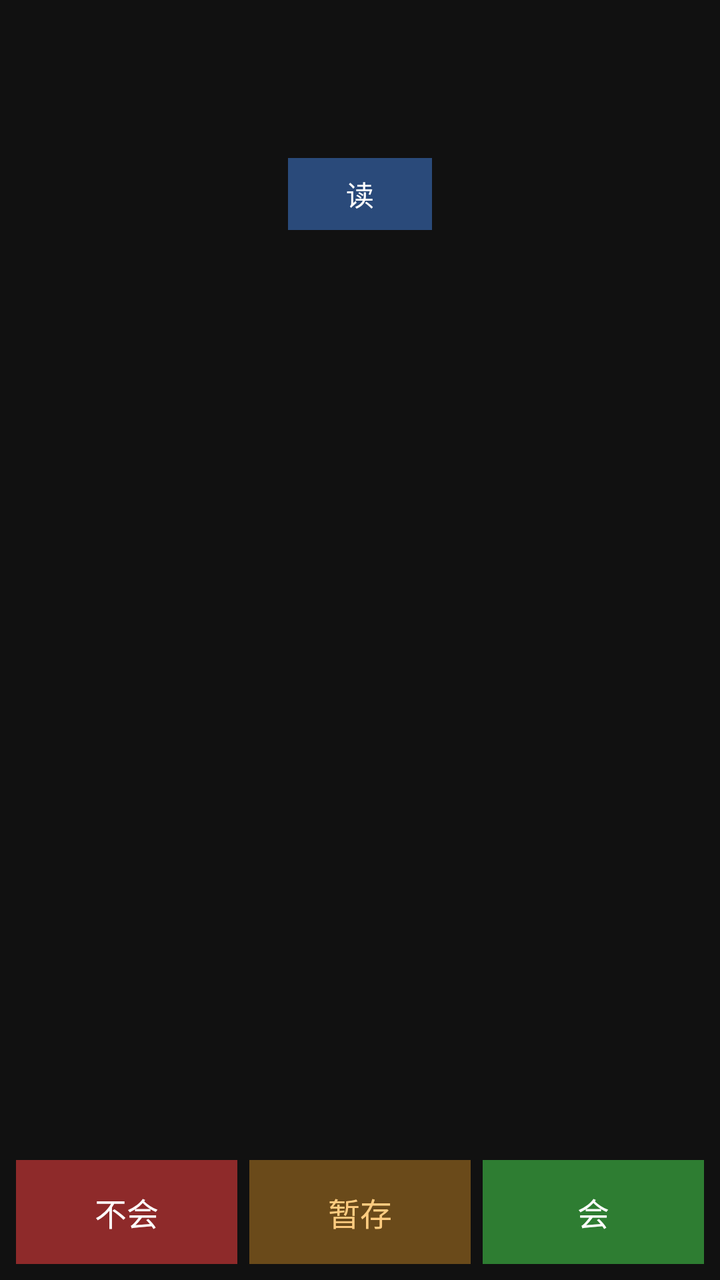
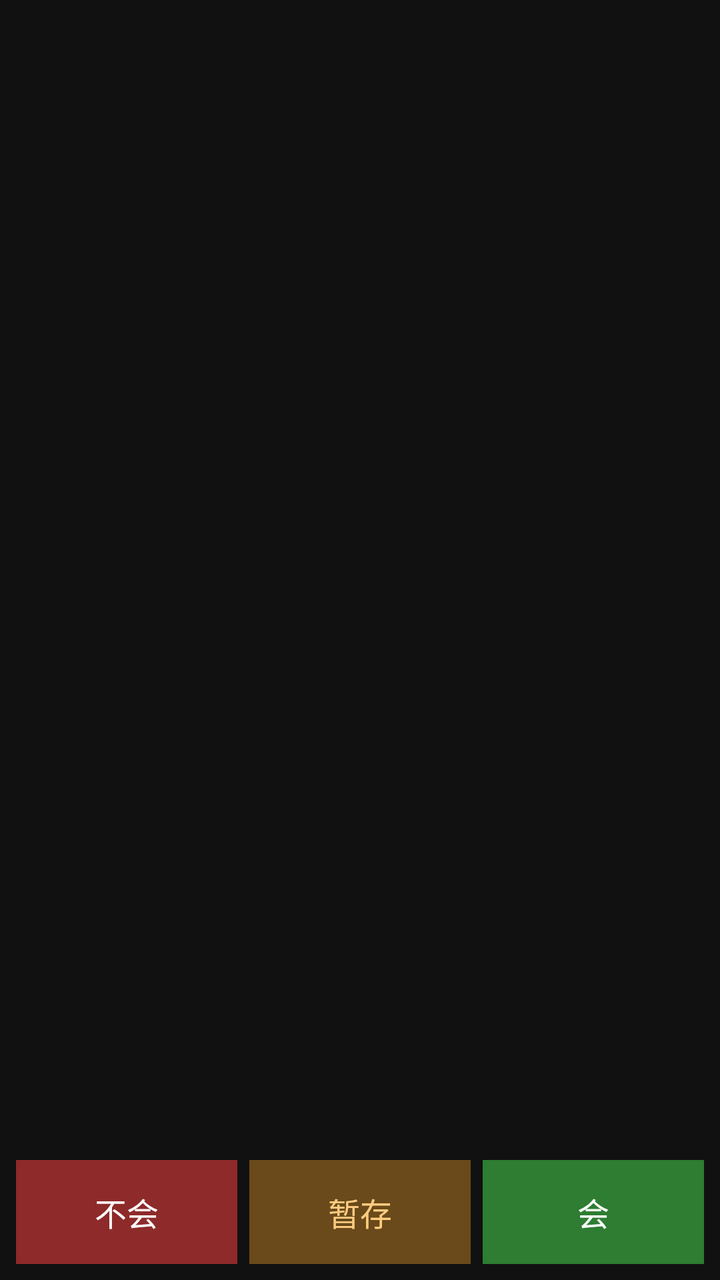

Compare the two renders of this Android layout. The source of the first and the diff that turns it into the second are given below.
<!-- AndroidManifest.xml: application theme AppTheme -->
<!-- res/layout/activity_detail.xml -->
<?xml version="1.0" encoding="utf-8"?>
<LinearLayout xmlns:android="http://schemas.android.com/apk/res/android"
    android:layout_width="match_parent"
    android:layout_height="match_parent"
    android:background="@color/bg"
    android:orientation="vertical"
    android:padding="8dp">

    <TextView
        android:id="@+id/wordText"
        android:layout_width="match_parent"
        android:layout_height="wrap_content"
        android:gravity="center"
        android:textColor="@color/word"
        android:textSize="34sp"
        android:textStyle="bold" />

    <TextView
        android:id="@+id/phonetic"
        android:layout_width="match_parent"
        android:layout_height="wrap_content"
        android:gravity="center"
        android:textColor="@color/text_dim"
        android:textSize="16sp" />

    <Button
        android:id="@+id/btnSpeak"
        android:layout_width="wrap_content"
        android:layout_height="36dp"
        android:layout_gravity="center_horizontal"
        android:layout_marginTop="4dp"
        android:background="@drawable/btn_next"
        android:minWidth="72dp"
        android:paddingLeft="14dp"
        android:paddingRight="14dp"
        android:text="@string/btn_speak"
        android:textColor="@color/word"
        android:textSize="14sp" />

    <TextView
        android:id="@+id/stashBadge"
        android:layout_width="wrap_content"
        android:layout_height="wrap_content"
        android:layout_gravity="center_horizontal"
        android:layout_marginTop="2dp"
        android:background="@drawable/btn_stash"
        android:paddingLeft="8dp"
        android:paddingRight="8dp"
        android:paddingTop="2dp"
        android:paddingBottom="2dp"
        android:text="@string/badge_stash"
        android:textColor="@color/stash_text"
        android:textSize="12sp"
        android:visibility="gone" />

    <ScrollView
        android:layout_width="match_parent"
        android:layout_height="0dp"
        android:layout_marginTop="8dp"
        android:layout_weight="1">

        <LinearLayout
            android:layout_width="match_parent"
            android:layout_height="wrap_content"
            android:orientation="vertical">

            <TextView
                android:id="@+id/trans"
                android:layout_width="match_parent"
                android:layout_height="wrap_content"
                android:gravity="left|top"
                android:textColor="@color/text"
                android:textSize="20sp" />

            <TextView
                android:id="@+id/exampleEn"
                android:layout_width="match_parent"
                android:layout_height="wrap_content"
                android:layout_marginTop="8dp"
                android:gravity="left|top"
                android:textColor="@color/text"
                android:textSize="16sp" />

            <TextView
                android:id="@+id/exampleCn"
                android:layout_width="match_parent"
                android:layout_height="wrap_content"
                android:layout_marginTop="4dp"
                android:gravity="left|top"
                android:textColor="@color/text_dim"
                android:textSize="16sp" />
        </LinearLayout>
    </ScrollView>

    <LinearLayout
        android:layout_width="match_parent"
        android:layout_height="52dp"
        android:layout_marginTop="10dp"
        android:orientation="horizontal">

        <Button
            android:id="@+id/btnUnknown"
            android:layout_width="0dp"
            android:layout_height="match_parent"
            android:layout_marginRight="3dp"
            android:layout_weight="1"
            android:background="@drawable/btn_unknown"
            android:text="@string/btn_unknown"
            android:textColor="@color/word"
            android:textSize="16sp" />

        <Button
            android:id="@+id/btnStash"
            android:layout_width="0dp"
            android:layout_height="match_parent"
            android:layout_marginLeft="3dp"
            android:layout_marginRight="3dp"
            android:layout_weight="1"
            android:background="@drawable/btn_stash"
            android:text="@string/btn_stash"
            android:textColor="@color/stash_text"
            android:textSize="16sp" />

        <Button
            android:id="@+id/btnKnow"
            android:layout_width="0dp"
            android:layout_height="match_parent"
            android:layout_marginLeft="3dp"
            android:layout_weight="1"
            android:background="@drawable/btn_know"
            android:text="@string/btn_know"
            android:textColor="@color/word"
            android:textSize="16sp" />
    </LinearLayout>
</LinearLayout>
<!-- resources referenced by this layout -->
<resources>
  <color name="bg">#FF111111</color>
  <color name="stash_text">#FFFFCC80</color>
  <color name="text">#FFEEEEEE</color>
  <color name="text_dim">#FF9A9A9A</color>
  <color name="word">#FFFFFFFF</color>
  <!-- drawable btn_know (drawable) -->
  <?xml version="1.0" encoding="utf-8"?>
  <selector xmlns:android="http://schemas.android.com/apk/res/android">
      <item android:state_pressed="true">
          <shape android:shape="rectangle">
              <solid android:color="#FF43A047" />
          </shape>
      </item>
      <item android:state_focused="true">
          <shape android:shape="rectangle">
              <solid android:color="#FF388E3C" />
          </shape>
      </item>
      <item>
          <shape android:shape="rectangle">
              <solid android:color="#FF2E7D32" />
          </shape>
      </item>
  </selector>
  <!-- drawable btn_next (drawable) -->
  <?xml version="1.0" encoding="utf-8"?>
  <selector xmlns:android="http://schemas.android.com/apk/res/android">
      <item android:state_pressed="true">
          <shape android:shape="rectangle">
              <solid android:color="#FF3D6AAD" />
          </shape>
      </item>
      <item android:state_focused="true">
          <shape android:shape="rectangle">
              <solid android:color="#FF355A96" />
          </shape>
      </item>
      <item>
          <shape android:shape="rectangle">
              <solid android:color="#FF2A4A7A" />
          </shape>
      </item>
  </selector>
  <!-- drawable btn_stash (drawable) -->
  <?xml version="1.0" encoding="utf-8"?>
  <selector xmlns:android="http://schemas.android.com/apk/res/android">
      <item android:state_pressed="true">
          <shape android:shape="rectangle">
              <solid android:color="#FF8D6E1A" />
          </shape>
      </item>
      <item android:state_focused="true">
          <shape android:shape="rectangle">
              <solid android:color="#FF7A5A18" />
          </shape>
      </item>
      <item>
          <shape android:shape="rectangle">
              <solid android:color="#FF6A4A1A" />
          </shape>
      </item>
  </selector>
  <!-- drawable btn_unknown (drawable) -->
  <?xml version="1.0" encoding="utf-8"?>
  <selector xmlns:android="http://schemas.android.com/apk/res/android">
      <item android:state_pressed="true">
          <shape android:shape="rectangle">
              <solid android:color="#FFC62828" />
          </shape>
      </item>
      <item android:state_focused="true">
          <shape android:shape="rectangle">
              <solid android:color="#FFB71C1C" />
          </shape>
      </item>
      <item>
          <shape android:shape="rectangle">
              <solid android:color="#FF8E2A2A" />
          </shape>
      </item>
  </selector>
  <string name="badge_stash">暂存</string>
  <string name="btn_know">会</string>
  <string name="btn_speak">读</string>
  <string name="btn_stash">暂存</string>
  <string name="btn_unknown">不会</string>
  <style name="AppTheme" parent="android:Theme.Holo.NoActionBar">
          <item name="android:windowBackground">@color/bg</item>
          <item name="android:colorBackground">@color/bg</item>
          <item name="android:textColor">@color/text</item>
          <item name="android:textColorPrimary">@color/text</item>
          <item name="android:textColorHint">@color/text_dim</item>
          <item name="android:editTextColor">@color/text</item>
      </style>
</resources>

<!-- the commit's change to res/layout/activity_detail.xml (unified diff, before → after) -->
@@ -22,20 +22,6 @@
         android:gravity="center"
         android:textColor="@color/text_dim"
         android:textSize="16sp" />
-
-    <Button
-        android:id="@+id/btnSpeak"
-        android:layout_width="wrap_content"
-        android:layout_height="36dp"
-        android:layout_gravity="center_horizontal"
-        android:layout_marginTop="4dp"
-        android:background="@drawable/btn_next"
-        android:minWidth="72dp"
-        android:paddingLeft="14dp"
-        android:paddingRight="14dp"
-        android:text="@string/btn_speak"
-        android:textColor="@color/word"
-        android:textSize="14sp" />
 
     <TextView
         android:id="@+id/stashBadge"
<!-- resource entries referenced after the edit -->
@@ -21,25 +21,6 @@
       <item>
           <shape android:shape="rectangle">
               <solid android:color="#FF2E7D32" />
-          </shape>
-      </item>
-  </selector>
-  <!-- drawable btn_next (drawable) -->
-  <?xml version="1.0" encoding="utf-8"?>
-  <selector xmlns:android="http://schemas.android.com/apk/res/android">
-      <item android:state_pressed="true">
-          <shape android:shape="rectangle">
-              <solid android:color="#FF3D6AAD" />
-          </shape>
-      </item>
-      <item android:state_focused="true">
-          <shape android:shape="rectangle">
-              <solid android:color="#FF355A96" />
-          </shape>
-      </item>
-      <item>
-          <shape android:shape="rectangle">
-              <solid android:color="#FF2A4A7A" />
           </shape>
       </item>
   </selector>
@@ -83,7 +64,6 @@
   </selector>
   <string name="badge_stash">暂存</string>
   <string name="btn_know">会</string>
-  <string name="btn_speak">读</string>
   <string name="btn_stash">暂存</string>
   <string name="btn_unknown">不会</string>
   <style name="AppTheme" parent="android:Theme.Holo.NoActionBar">
